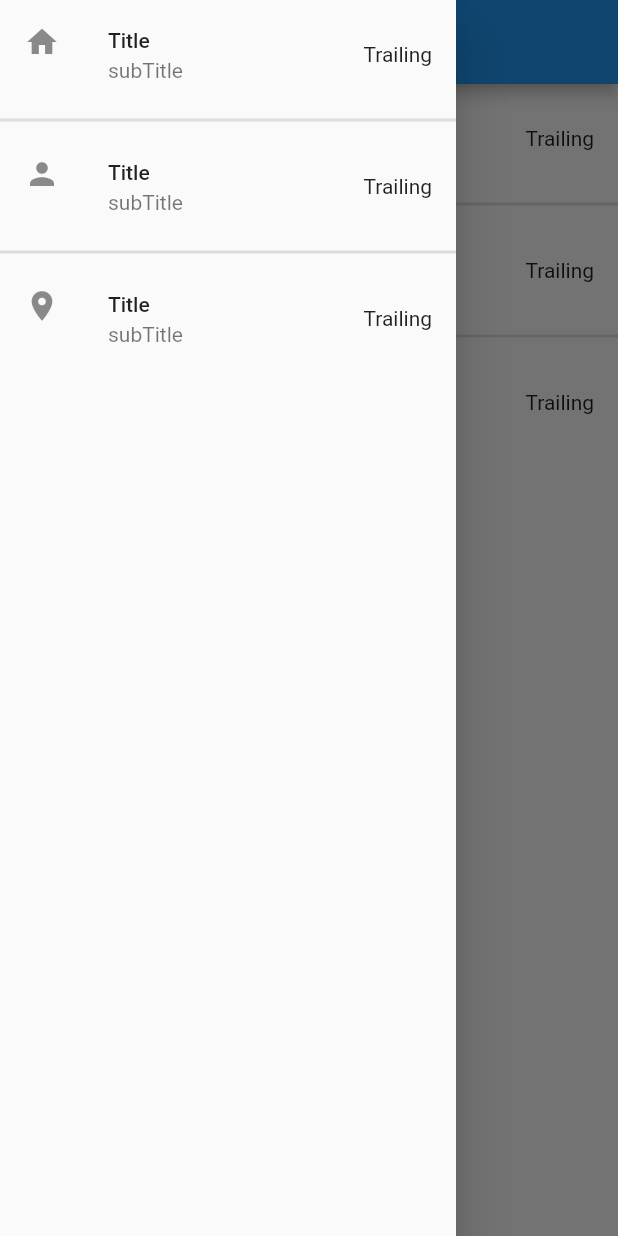
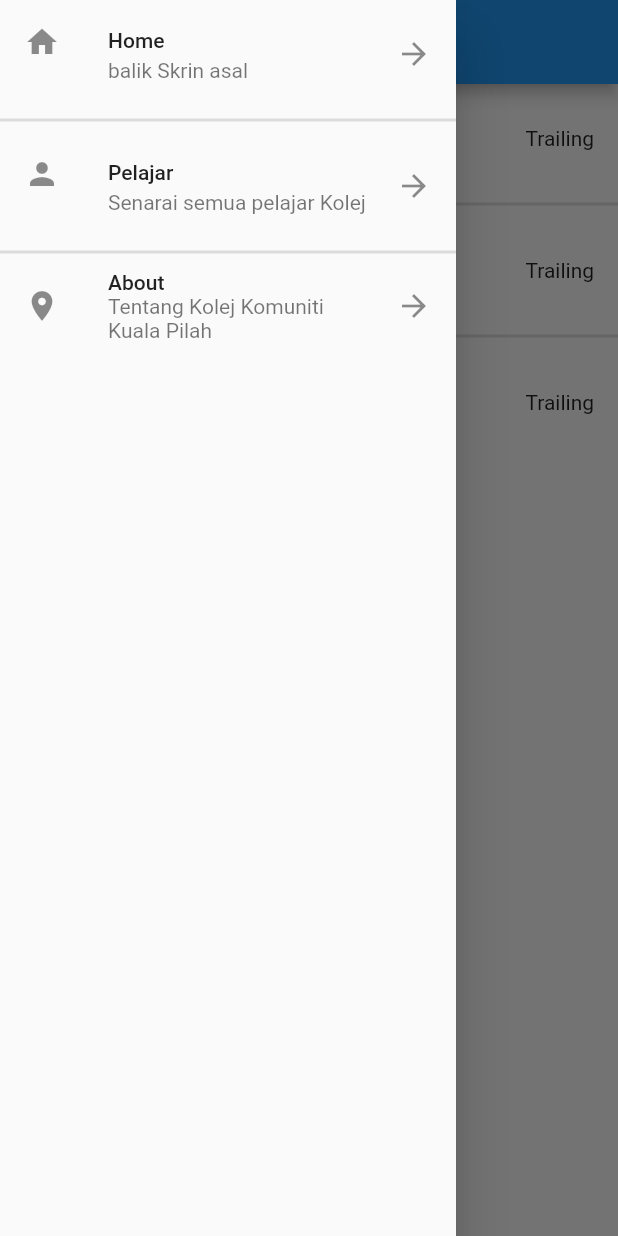
Before and after one commit to casfian/kplistdemo, a Flutter app: the screen it shows after launch, with the side drawer open, on a phone screen of 412 x 824 dp. Run offline on Flutter 3.47's test engine with Material 2 defaults, Android fonts, the phone set to English and light mode, and no system bars.

Commit message:
ubah menu

```diff
--- a/lib/main.dart
+++ b/lib/main.dart
@@ -2,7 +2,7 @@ import 'package:flutter/material.dart';
 
 void main() => runApp(MyApp());
 
-//root
+//root class
 class MyApp extends StatelessWidget {
   @override
   Widget build(BuildContext context) {
@@ -13,8 +13,9 @@ class MyApp extends StatelessWidget {
   }
 }
 
-//secondary class
+//create secondary class
 class Home extends StatelessWidget {
+  const Home({Key? key}) : super(key: key);
 
   @override
   Widget build(BuildContext context) {
@@ -27,9 +28,9 @@ class Home extends StatelessWidget {
             children: [
               ListTile(
                 leading: Icon(Icons.home),
-                title: Text('Title'),
-                subtitle: Text('subTitle'),
-                trailing: Text('Trailing'),
+                title: Text('Home'),
+                subtitle: Text('balik Skrin asal'),
+                trailing: Icon(Icons.arrow_forward),
                 onTap: () {
                   //code
                   print('I click List1');
@@ -41,9 +42,9 @@ class Home extends StatelessWidget {
               ),
               ListTile(
                 leading: Icon(Icons.person),
-                title: Text('Title'),
-                subtitle: Text('subTitle'),
-                trailing: Text('Trailing'),
+                title: Text('Pelajar'),
+                subtitle: Text('Senarai semua pelajar Kolej'),
+                trailing: Icon(Icons.arrow_forward),
                 onTap: () {
                   //code
                   print('I click List2');
@@ -55,9 +56,9 @@ class Home extends StatelessWidget {
               ),
               ListTile(
                 leading: Icon(Icons.place),
-                title: Text('Title'),
-                subtitle: Text('subTitle'),
-                trailing: Text('Trailing'),
+                title: Text('About'),
+                subtitle: Text('Tentang Kolej Komuniti Kuala Pilah'),
+                trailing: Icon(Icons.arrow_forward),
                 onTap: () {
                   //code
                   print('I click List3');
```
